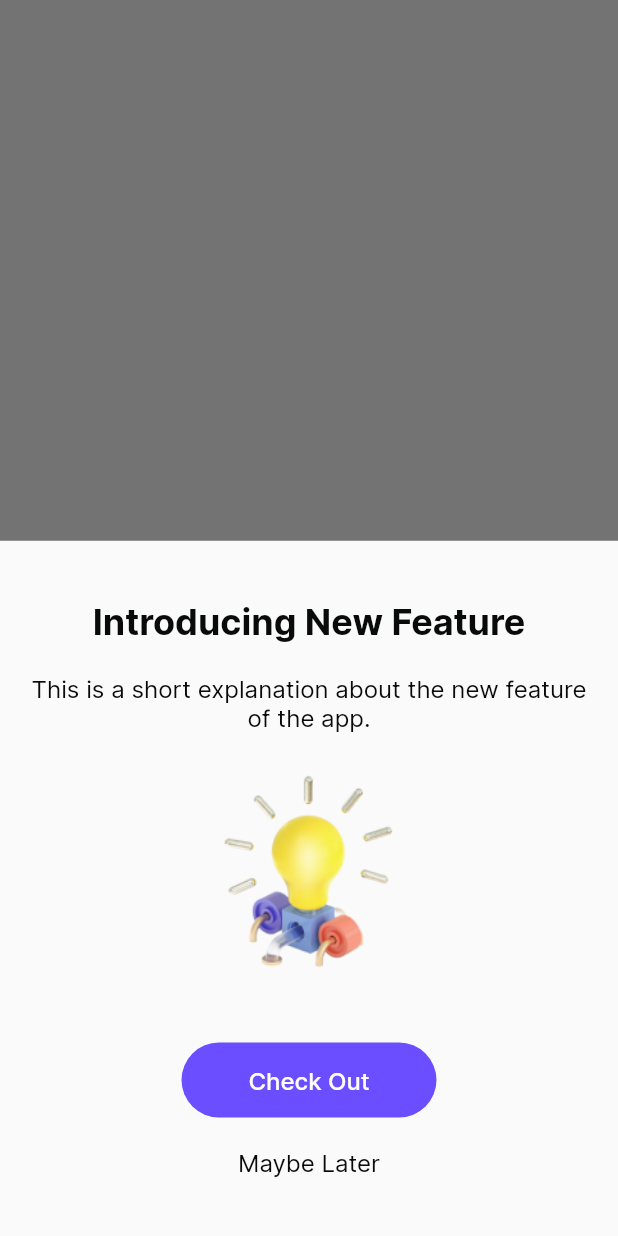
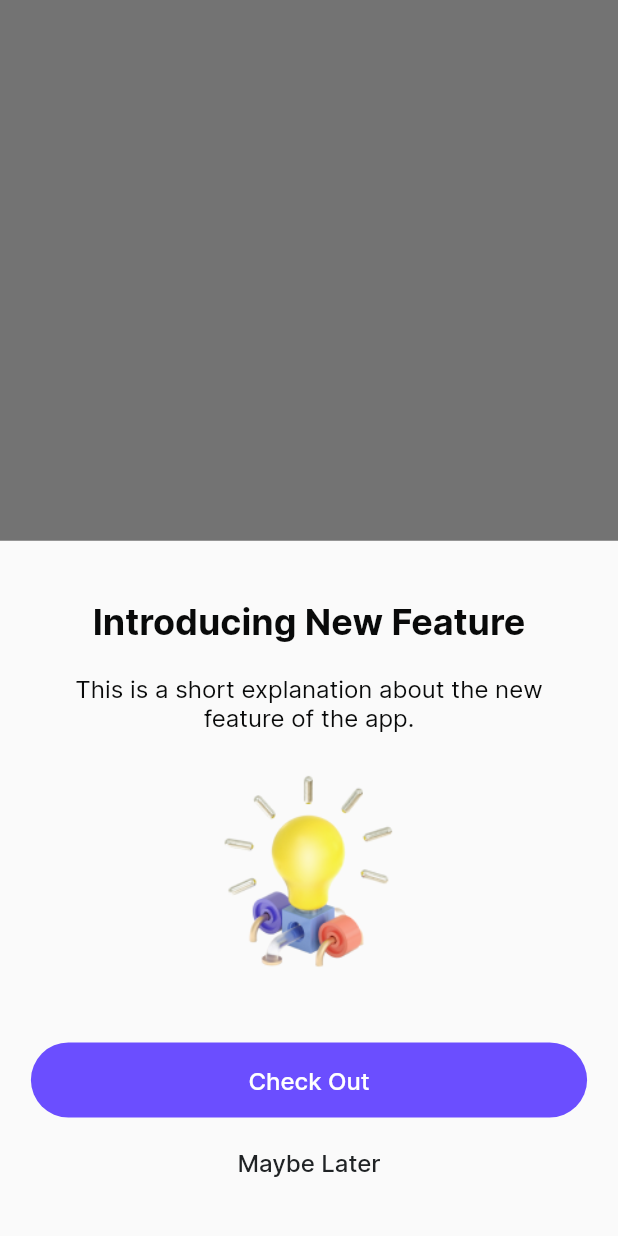
Before and after one commit to studio-alva/nucleus-flutter, a Flutter app: the InfoModalPages screen opened by its route, after a tap on "Show Modal", on a phone screen of 412 x 824 dp. Run offline on Flutter 3.47's test engine with Material 2 defaults, Android fonts, the phone set to English and light mode, and no system bars; our stand-ins replace carousel_slider, faker, flutter_svg; missing offline and left inert: dart:ffi.

Commit message:
review 1 - modal information pages

```diff
--- a/lib/ui_features/pages/modal/info_modal_pages.dart
+++ b/lib/ui_features/pages/modal/info_modal_pages.dart
@@ -1,11 +1,7 @@
 import 'package:flutter/material.dart';
-import 'package:nucleus_ui_app/config/asset_colors.dart';
-import 'package:nucleus_ui_app/config/asset_paths.dart';
-import 'package:nucleus_ui_app/config/asset_styles.dart';
-import 'package:nucleus_ui_app/ui_features/widgets/button_primary.dart';
-import 'package:nucleus_ui_app/ui_features/widgets/text_button.dart';
-
-import '../../../config/ui_helper.dart';
+import '../../../config/config.dart';
+import '../../../ui_features/widgets/button_primary.dart';
+import '../../../ui_features/widgets/text_button.dart';
 
 class InfoModalPages extends StatelessWidget {
   const InfoModalPages({super.key});
@@ -45,14 +41,12 @@ class ModalInfoBody extends StatelessWidget {
         children: [
           const Text(
             "Introducing New Feature",
-            style: AssetStyles.h2,
+            style: AssetStyles.t3,
           ),
           verticalSpace(20),
-          Text(
-            "This is a short explanation about the new feature of the app.",
-            style: AssetStyles.h3.copyWith(
-              fontWeight: FontWeight.normal,
-            ),
+          const Text(
+            "This is a short explanation about the new\nfeature of the app.",
+            style: AssetStyles.labelMdRegular,
             textAlign: TextAlign.center,
           ),
           Expanded(
@@ -69,14 +63,15 @@ class ModalInfoBody extends StatelessWidget {
           verticalSpace(20),
           ButtonPrimary(
             onTap: () {},
+            width: screenWidth(context) * 0.9,
             text: "Check Out",
-            height: 50,
           ),
           verticalSpace(20),
           TextButtonCustom(
             text: "Maybe Later",
-            style: AssetStyles.labelMdMdReg.copyWith(
-              color: AssetColors.inkDarkest,
+            style: AssetStyles.labelMdRegular.copyWith(
+              color: AssetColors.inkDarker,
+              fontWeight: FontWeight.w500,
             ),
             onTap: () {},
           ),
```
